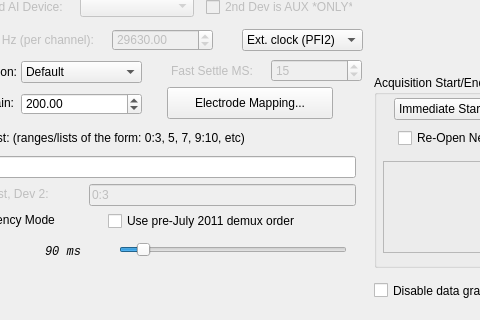
This is ConfigureDialog.ui in acorver/SpikeGL as Qt 5 draws it before an edit; both pictures show x 102 to 582 and y 165 to 485 of the 920 by 485 pixel window. The edited form follows.
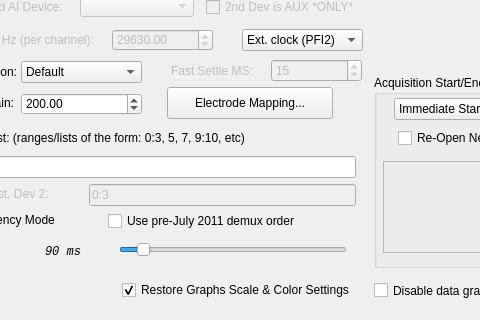
This is the edited form. Icons and pictures are not drawn.

Commit message: implemented save graph settings and pd chan on second device

Diff of the .ui file:
```diff
--- a/ConfigureDialog.ui
+++ b/ConfigureDialog.ui
@@ -919,6 +919,36 @@
     <string>2nd Dev is AUX *ONLY*</string>
    </property>
   </widget>
+  <widget class="QCheckBox" name="resumeGraphSettingsChk">
+   <property name="geometry">
+    <rect>
+     <x>224</x>
+     <y>445</y>
+     <width>236</width>
+     <height>20</height>
+    </rect>
+   </property>
+   <property name="toolTip">
+    <string>&lt;!DOCTYPE HTML PUBLIC &quot;-//W3C//DTD HTML 4.0//EN&quot; &quot;http://www.w3.org/TR/REC-html40/strict.dtd&quot;&gt;
+&lt;html&gt;&lt;head&gt;&lt;meta name=&quot;qrichtext&quot; content=&quot;1&quot; /&gt;&lt;style type=&quot;text/css&quot;&gt;
+p, li { white-space: pre-wrap; }
+&lt;/style&gt;&lt;/head&gt;&lt;body style=&quot; font-family:'MS Shell Dlg 2'; font-size:8.25pt; font-weight:400; font-style:normal;&quot;&gt;
+&lt;p style=&quot; margin-top:0px; margin-bottom:0px; margin-left:0px; margin-right:0px; -qt-block-indent:0; text-indent:0px;&quot;&gt;&lt;span style=&quot; font-size:8pt;&quot;&gt;If checked, apply the graph settings (X-Scale, Y-Scale, color, etc) from the previous run.  &lt;/span&gt;&lt;/p&gt;
+&lt;p style=&quot;-qt-paragraph-type:empty; margin-top:0px; margin-bottom:0px; margin-left:0px; margin-right:0px; -qt-block-indent:0; text-indent:0px; font-size:8pt;&quot;&gt;&lt;/p&gt;
+&lt;p style=&quot; margin-top:0px; margin-bottom:0px; margin-left:0px; margin-right:0px; -qt-block-indent:0; text-indent:0px;&quot;&gt;&lt;span style=&quot; font-size:8pt;&quot;&gt;This only really works if the same channel lists, AI devices, and acquisition mode is used.  &lt;/span&gt;&lt;/p&gt;
+&lt;p style=&quot;-qt-paragraph-type:empty; margin-top:0px; margin-bottom:0px; margin-left:0px; margin-right:0px; -qt-block-indent:0; text-indent:0px; font-size:8pt;&quot;&gt;&lt;/p&gt;
+&lt;p style=&quot; margin-top:0px; margin-bottom:0px; margin-left:0px; margin-right:0px; -qt-block-indent:0; text-indent:0px;&quot;&gt;&lt;span style=&quot; font-size:8pt;&quot;&gt;If unchecked, default values are used.&lt;/span&gt;&lt;/p&gt;&lt;/body&gt;&lt;/html&gt;</string>
+   </property>
+   <property name="whatsThis">
+    <string>If checked, apply the graph settings (X-Scale, Y-Scale, color, etc) from the previous run.  This only really works if the same channel lists, AI devices, and acquisition mode is used.  If unchecked, default values are used.</string>
+   </property>
+   <property name="text">
+    <string>Restore Graphs Scale &amp;&amp; Color Settings</string>
+   </property>
+   <property name="checked">
+    <bool>true</bool>
+   </property>
+  </widget>
  </widget>
  <tabstops>
   <tabstop>outputFileLE</tabstop>
```
Left out of the diff: 16 changed lines with no effect on the pictures. The commit also changes 6 other files.
